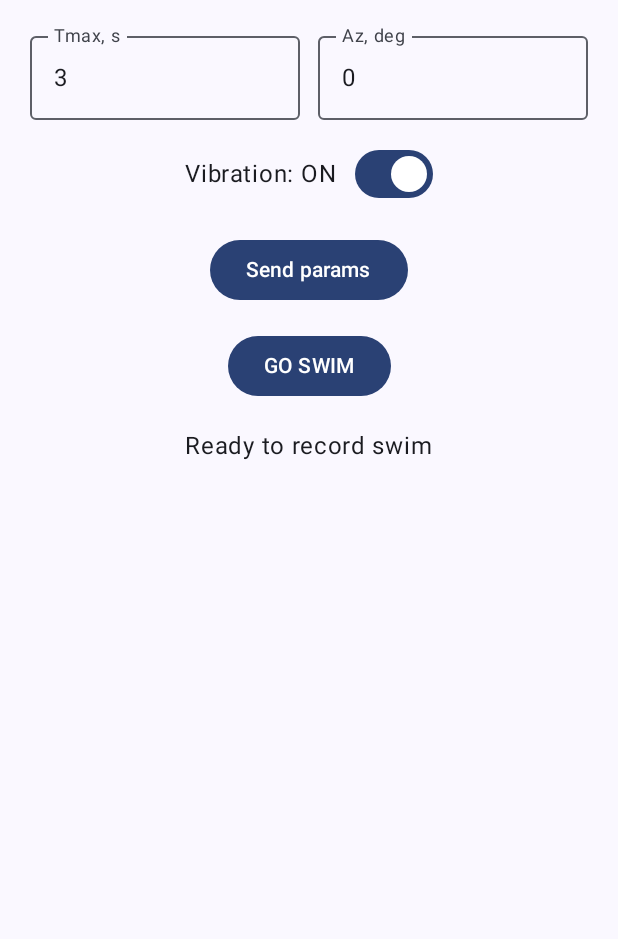
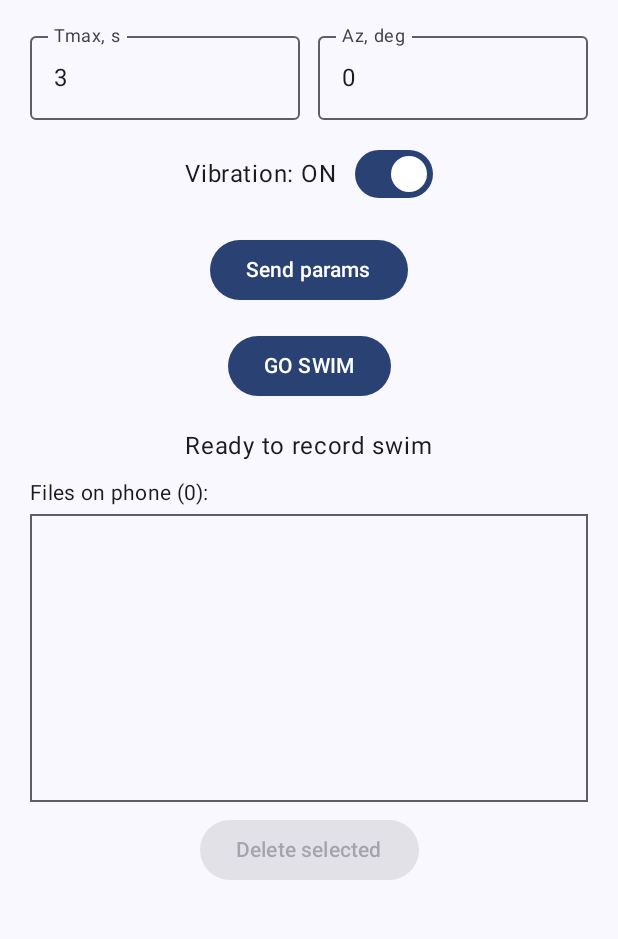
Before and after one commit to alexboutov/HelloWatch, an Android app built with Jetpack Compose: the screen it shows after launch (MainActivity), on a phone screen of 412 x 824 dp, the part 78-1017 px from its top. Run offline under Robolectric (Android 15) with nearby library versions, the phone set to English and light mode, and no system bars; 2 statements that could not run were skipped.

Commit message:
Phone: list of all swim*.csv files on the phone - four rows, scrollable, select and delete
Asked by Alex on 2026-11-25: the phone shows the full list of the swim*.csv files in its swim_logs folder; the list fits the 4 latest file names and scrolls for the rest; file names can be selected and the selected files deleted.

As built: Files on phone (N) replaces Received (N). Every swim*.csv of the folder, newest swim first by the date-time in its name, in a bordered box four rows high that scrolls. A tap on a row ticks or unticks it. Delete selected (n) asks once, naming the files, then deletes them from the phone and reads the folder again; the status line reports the result. The folder is read when the app opens, each time the app comes back to the front, and after a deletion; a file saved from a watch enters the list at once, on top.

Files (phone module): SwimFileStorage.kt gains listCsvNames and deleteCsv; PhoneFileList.kt is new (PhoneFileListState, PhoneFilesSection); PhoneSwimScreen.kt shows the new section in place of the Received list; PhoneSwimController.kt loses receivedFiles; MainActivity.kt counts the returns to the front. PhoneCsvReceiver.kt and the watch module are unchanged.

Tested 2026-11-25 on the SM-S942U: the list shows, scrolls and selects. A dummy file written into swim_logs from the laptop while the app was in the background was on top (N+1) on return. Cancel changed nothing; Delete removed the file, status line Deleted 1 file, N as before. Not tested: a file arriving from a watch with this build; deleting more than one file at a time.

Co-Authored-By: Claude Fable 5.2 <noreply@anthropic.com>
Claude-Session: https://claude.ai/code/session_01XkC49AKj2BvUzSMZqte2my

```diff
--- a/phone/src/main/java/com/natatometry/hellowatch/MainActivity.kt
+++ b/phone/src/main/java/com/natatometry/hellowatch/MainActivity.kt
@@ -7,19 +7,33 @@ import androidx.activity.enableEdgeToEdge
 import androidx.compose.foundation.layout.fillMaxSize
 import androidx.compose.foundation.layout.padding
 import androidx.compose.material3.Scaffold
+import androidx.compose.runtime.getValue
+import androidx.compose.runtime.mutableIntStateOf
+import androidx.compose.runtime.setValue
 import androidx.compose.ui.Modifier
 import com.natatometry.hellowatch.ui.theme.HelloWatchTheme
 
 class MainActivity : ComponentActivity() {
+    /** Times the app has come to the front; on each one the screen reads the list of files again. */
+    private var resumeCount by mutableIntStateOf(0)
+
     override fun onCreate(savedInstanceState: Bundle?) {
         super.onCreate(savedInstanceState)
         enableEdgeToEdge()
         setContent {
             HelloWatchTheme {
                 Scaffold(modifier = Modifier.fillMaxSize()) { innerPadding ->
-                    PhoneSwimControlScreen(modifier = Modifier.padding(innerPadding))
+                    PhoneSwimControlScreen(
+                        modifier = Modifier.padding(innerPadding),
+                        refreshKey = resumeCount
+                    )
                 }
             }
         }
     }
+
+    override fun onResume() {
+        super.onResume()
+        resumeCount++
+    }
 }
--- /dev/null
+++ b/phone/src/main/java/com/natatometry/hellowatch/PhoneFileList.kt
@@ -0,0 +1,187 @@
+package com.natatometry.hellowatch
+
+import androidx.compose.foundation.border
+import androidx.compose.foundation.layout.Column
+import androidx.compose.foundation.layout.Row
+import androidx.compose.foundation.layout.Spacer
+import androidx.compose.foundation.layout.fillMaxWidth
+import androidx.compose.foundation.layout.height
+import androidx.compose.foundation.layout.padding
+import androidx.compose.foundation.lazy.LazyColumn
+import androidx.compose.foundation.lazy.items
+import androidx.compose.foundation.selection.toggleable
+import androidx.compose.material3.AlertDialog
+import androidx.compose.material3.Button
+import androidx.compose.material3.Checkbox
+import androidx.compose.material3.MaterialTheme
+import androidx.compose.material3.Text
+import androidx.compose.material3.TextButton
+import androidx.compose.runtime.Composable
+import androidx.compose.runtime.LaunchedEffect
+import androidx.compose.runtime.getValue
+import androidx.compose.runtime.mutableStateOf
+import androidx.compose.runtime.remember
+import androidx.compose.runtime.rememberCoroutineScope
+import androidx.compose.runtime.setValue
+import androidx.compose.ui.Alignment
+import androidx.compose.ui.Modifier
+import androidx.compose.ui.semantics.Role
+import androidx.compose.ui.text.style.TextOverflow
+import androidx.compose.ui.unit.dp
+import kotlinx.coroutines.Dispatchers
+import kotlinx.coroutines.launch
+import kotlinx.coroutines.withContext
+
+/** The swim*.csv files of the phone's swim_logs folder as the screen lists them, and the selection. */
+class PhoneFileListState {
+    companion object {
+        /** "<yyyy-MM-dd>_<HH-mm-ss>": the swim's start time in a file name; it sorts as text. */
+        private val STAMP = Regex("""\d{4}-\d{2}-\d{2}_\d{2}-\d{2}-\d{2}""")
+
+        /** Newest swim first; names without a start time come last, by name. */
+        fun newestFirst(names: Collection<String>): List<String> =
+            names.distinct().sortedWith(
+                compareByDescending<String> { STAMP.find(it)?.value ?: "" }.thenBy { it }
+            )
+    }
+
+    /** Names of the files in the folder, newest swim first. */
+    var files by mutableStateOf(emptyList<String>())
+        private set
+
+    /** Names of the selected files; every one of them is in [files]. */
+    var selected by mutableStateOf(emptySet<String>())
+        private set
+
+    /** Takes a fresh listing of the folder; a selected file that is gone leaves the selection. */
+    fun onListed(names: Collection<String>) {
+        files = newestFirst(names)
+        selected = selected.intersect(files.toSet())
+    }
+
+    /** A file was just saved in the folder: it enters the list without the folder being read again. */
+    fun onSaved(name: String) {
+        files = newestFirst(files + name)
+    }
+
+    /** Selects the file, or unselects it if it is selected. */
+    fun toggle(name: String) {
+        selected = if (name in selected) selected - name else selected + name
+    }
+}
+
+private val FILE_ROW_HEIGHT = 48.dp
+private const val FILE_ROWS_SHOWN = 4
+private const val NAMES_IN_QUESTION = 6
+
+/** Text of the question before a deletion: the names, the first few of them if there are many. */
+private fun questionText(names: List<String>): String {
+    val shown = names.take(NAMES_IN_QUESTION).joinToString("\n")
+    val more = if (names.size > NAMES_IN_QUESTION) "\n... and ${names.size - NAMES_IN_QUESTION} more" else ""
+    return "$shown$more\n\nDeleted files cannot be brought back."
+}
+
+/** Status line after a deletion; [left] are the files that could not be deleted. */
+private fun deletionText(deleted: Int, left: List<String>): String {
+    val done = if (deleted == 1) "Deleted 1 file" else "Deleted $deleted files"
+    return if (left.isEmpty()) done else "$done; could not delete ${left.joinToString(", ")}"
+}
+
+/**
+ * The files of the phone's swim_logs folder, newest swim first, in a list four rows high that
+ * scrolls for the rest. A tap on a row selects or unselects its file. "Delete selected" removes
+ * the selected files from the phone after one question. The folder is read when the list first
+ * appears and again whenever [refreshKey] changes; [onStatus] receives the result of a deletion.
+ */
+@Composable
+fun PhoneFilesSection(
+    fileList: PhoneFileListState,
+    storage: SwimFileStorage,
+    refreshKey: Int,
+    onStatus: (String) -> Unit
+) {
+    val scope = rememberCoroutineScope()
+
+    // The files named in the question now on the screen; null while no question is shown.
+    var asked by remember { mutableStateOf<List<String>?>(null) }
+
+    LaunchedEffect(refreshKey) {
+        fileList.onListed(withContext(Dispatchers.IO) { storage.listCsvNames() })
+    }
+
+    fun delete(names: List<String>) {
+        scope.launch {
+            val (left, nowInFolder) = withContext(Dispatchers.IO) {
+                Pair(storage.deleteCsv(names), storage.listCsvNames())
+            }
+            fileList.onListed(nowInFolder)
+            onStatus(deletionText(names.size - left.size, left))
+        }
+    }
+
+    Column(modifier = Modifier.fillMaxWidth()) {
+        Text(
+            text = "Files on phone (${fileList.files.size}):",
+            style = MaterialTheme.typography.bodyMedium
+        )
+        Spacer(modifier = Modifier.height(4.dp))
+        LazyColumn(
+            modifier = Modifier
+                .fillMaxWidth()
+                .height(FILE_ROW_HEIGHT * FILE_ROWS_SHOWN)
+                .border(1.dp, MaterialTheme.colorScheme.outline)
+        ) {
+            // No item keys: with keys the list would stay on the rows it shows, and a file saved
+            // while the list is at its top would be put above them, out of sight.
+            items(fileList.files) { name ->
+                val isSelected = name in fileList.selected
+                Row(
+                    modifier = Modifier
+                        .fillMaxWidth()
+                        .height(FILE_ROW_HEIGHT)
+                        .toggleable(
+                            value = isSelected,
+                            role = Role.Checkbox,
+                            onValueChange = { fileList.toggle(name) }
+                        ),
+                    verticalAlignment = Alignment.CenterVertically
+                ) {
+                    Checkbox(
+                        checked = isSelected,
+                        onCheckedChange = null, // the whole row takes the tap
+                        modifier = Modifier.padding(horizontal = 12.dp)
+                    )
+                    Text(
+                        text = name,
+                        style = MaterialTheme.typography.bodyMedium,
+                        maxLines = 1,
+                        overflow = TextOverflow.Ellipsis
+                    )
+                }
+            }
+        }
+        Spacer(modifier = Modifier.height(8.dp))
+        Button(
+            onClick = { asked = fileList.files.filter { it in fileList.selected } },
+            enabled = fileList.selected.isNotEmpty(),
+            modifier = Modifier.align(Alignment.CenterHorizontally)
+        ) {
+            val count = fileList.selected.size
+            Text(if (count == 0) "Delete selected" else "Delete selected ($count)")
+        }
+    }
+
+    asked?.let { names ->
+        AlertDialog(
+            onDismissRequest = { asked = null },
+            title = { Text(if (names.size == 1) "Delete 1 file?" else "Delete ${names.size} files?") },
+            text = { Text(questionText(names)) },
+            confirmButton = {
+                TextButton(onClick = { asked = null; delete(names) }) { Text("Delete") }
+            },
+            dismissButton = {
+                TextButton(onClick = { asked = null }) { Text("Cancel") }
+            }
+        )
+    }
+}
--- a/phone/src/main/java/com/natatometry/hellowatch/PhoneSwimScreen.kt
+++ b/phone/src/main/java/com/natatometry/hellowatch/PhoneSwimScreen.kt
@@ -27,19 +27,24 @@ import androidx.compose.ui.platform.LocalContext
 import androidx.compose.ui.text.input.KeyboardType
 import androidx.compose.ui.unit.dp
 
+/** [refreshKey]: the list of the files on the phone is read again whenever this value changes. */
 @Composable
-fun PhoneSwimControlScreen(modifier: Modifier = Modifier) {
+fun PhoneSwimControlScreen(modifier: Modifier = Modifier, refreshKey: Int = 0) {
     val context = LocalContext.current
     val scope = rememberCoroutineScope()
 
     val controller = remember(context) { PhoneSwimController(PhoneParamsStore(context)) }
     val storage = remember(context) { SwimFileStorage(context) }
+    val fileList = remember(context) { PhoneFileListState() }
     val syncClient = remember(context, scope) {
         PhoneWearSyncClient(
             context = context,
             scope = scope,
             storage = storage,
-            onCsvSaved = { fileName, count, _ -> controller.onCsvSaved(fileName, count) },
+            onCsvSaved = { fileName, count, _ ->
+                controller.onCsvSaved(fileName, count)
+                fileList.onSaved(fileName)
+            },
             onError = { prefix, msg -> controller.onError(prefix, msg) }
         )
     }
@@ -119,7 +124,7 @@ fun PhoneSwimControlScreen(modifier: Modifier = Modifier) {
         )
         Spacer(modifier = Modifier.height(16.dp))
 
-        // Tmax and Azimuth share one row to leave room for the list of received files.
+        // Tmax and Azimuth share one row to leave room for the list of files.
         Row(modifier = Modifier.fillMaxWidth(), verticalAlignment = Alignment.CenterVertically) {
             OutlinedTextField(
                 value = controller.tMaxInput,
@@ -168,18 +173,13 @@ fun PhoneSwimControlScreen(modifier: Modifier = Modifier) {
             style = MaterialTheme.typography.bodyLarge
         )
 
-        // Files received since the app was opened, newest swim first.
-        if (controller.receivedFiles.isNotEmpty()) {
-            Spacer(modifier = Modifier.height(12.dp))
-            Column(modifier = Modifier.fillMaxWidth()) {
-                Text(
-                    text = "Received (${controller.receivedFiles.size}):",
-                    style = MaterialTheme.typography.bodyMedium
-                )
-                controller.receivedFiles.forEach { name ->
-                    Text(text = name, style = MaterialTheme.typography.bodySmall)
-                }
-            }
-        }
+        // All swim*.csv files on the phone, newest swim first: select and delete (PhoneFileList.kt).
+        Spacer(modifier = Modifier.height(12.dp))
+        PhoneFilesSection(
+            fileList = fileList,
+            storage = storage,
+            refreshKey = refreshKey,
+            onStatus = { controller.statusText = it }
+        )
     }
 }
```
Also changed, not shown: phone/src/main/java/com/natatometry/hellowatch/PhoneSwimController.kt (+1 -10 lines), phone/src/main/java/com/natatometry/hellowatch/SwimFileStorage.kt (+21 -0 lines).
